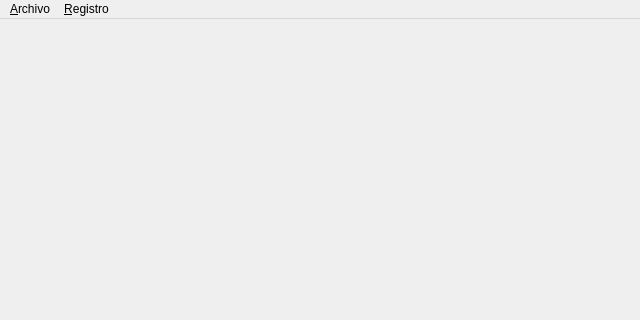
Before: the Qt Designer form plantillas_interfaces/interfaz_pantalla_principal.ui in hostelix/personal-IO, drawn with Qt 5; both pictures show x 0 to 640 and y 0 to 320 of the 640 by 480 pixel window.
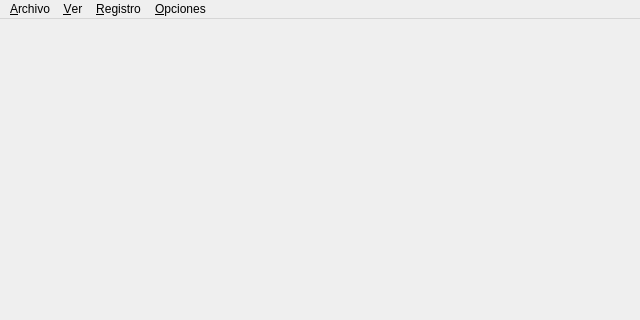
After: the same form once the commit is applied.

Commit message: [MOD] Se agregaron nuevos menu a la barra, se cambio la manera en como se accedia a la verificacion de cedula

```diff
--- a/plantillas_interfaces/interfaz_pantalla_principal.ui
+++ b/plantillas_interfaces/interfaz_pantalla_principal.ui
@@ -36,8 +36,21 @@
     <addaction name="action_registrar_personal"/>
     <addaction name="action_registrar_adminitrador"/>
    </widget>
+   <widget class="QMenu" name="menu_ver">
+    <property name="title">
+     <string>&amp;Ver</string>
+    </property>
+    <addaction name="action_verificacion_cedula"/>
+   </widget>
+   <widget class="QMenu" name="menu_opciones">
+    <property name="title">
+     <string>&amp;Opciones</string>
+    </property>
+   </widget>
    <addaction name="menu_salir"/>
+   <addaction name="menu_ver"/>
    <addaction name="menu_registro"/>
+   <addaction name="menu_opciones"/>
   </widget>
   <widget class="QStatusBar" name="statusbar"/>
   <action name="action_salir">
```
Left out of the diff: 5 changed lines with no effect on the pictures. The commit also changes 3 other files.
